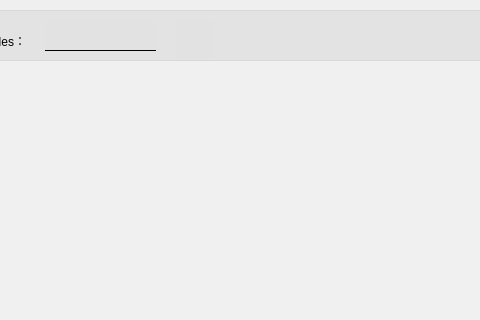
Before: the Qt Designer form total.ui in JC-Chen1/p2p_network_simulator, drawn with Qt 5; both pictures show x 595 to 1075 and y 0 to 320 of the 1338 by 830 pixel window.
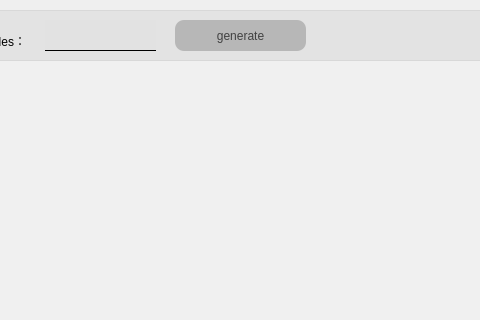
After: the same form once the commit is applied. Icons and pictures are not drawn.

What changed in the file:
```diff
--- a/total.ui
+++ b/total.ui
@@ -369,21 +369,35 @@
       <rect>
        <x>490</x>
        <y>10</y>
-       <width>38</width>
-       <height>38</height>
+       <width>131</width>
+       <height>31</height>
       </rect>
      </property>
      <property name="whatsThis">
       <string>&lt;html&gt;&lt;head/&gt;&lt;body&gt;&lt;p&gt;generate now&lt;/p&gt;&lt;/body&gt;&lt;/html&gt;</string>
      </property>
      <property name="styleSheet">
-      <string notr="true">border:none;
-border-radius:0px;
-border-image: url(:/generate.png);
+      <string notr="true">QPushButton
+{
+	font: 500 15pt &quot;Century Gothic&quot;;
+	background: rgba(163, 163, 163,0.7);
+        color: rgb(65, 65, 65);  
+        border-radius: 9px;  
+        border-style: outset;
+		border: none;
+}
+
+QPushButton:hover{
+	   color: black;   
+        border-radius: 9px; 
+        border-style: outset;
+		border: none;
+		background: rgba(163, 163, 163,0.7);
+}
 </string>
      </property>
      <property name="text">
-      <string/>
+      <string>generate</string>
      </property>
     </widget>
    </widget>
```
